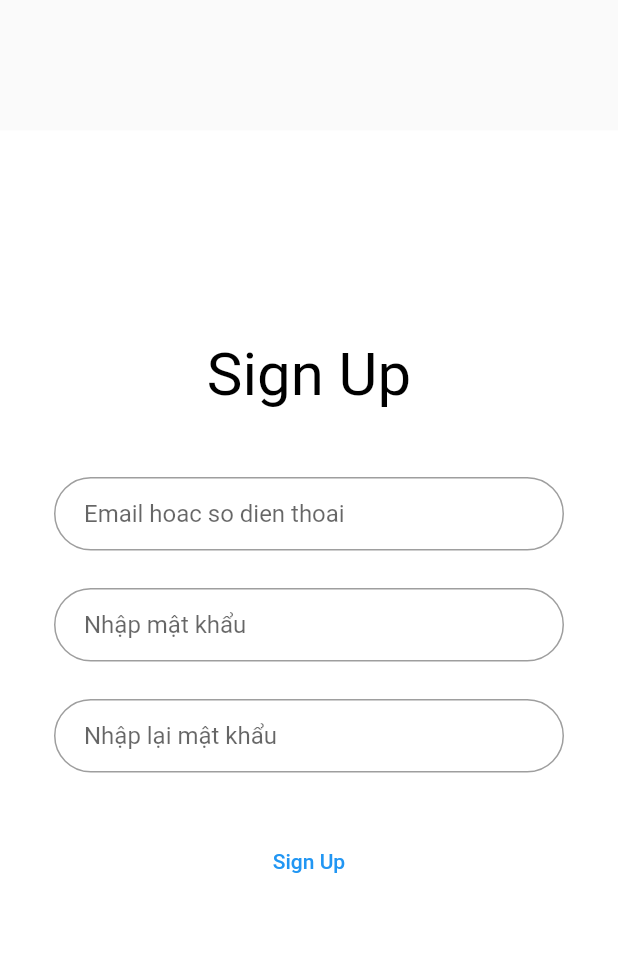
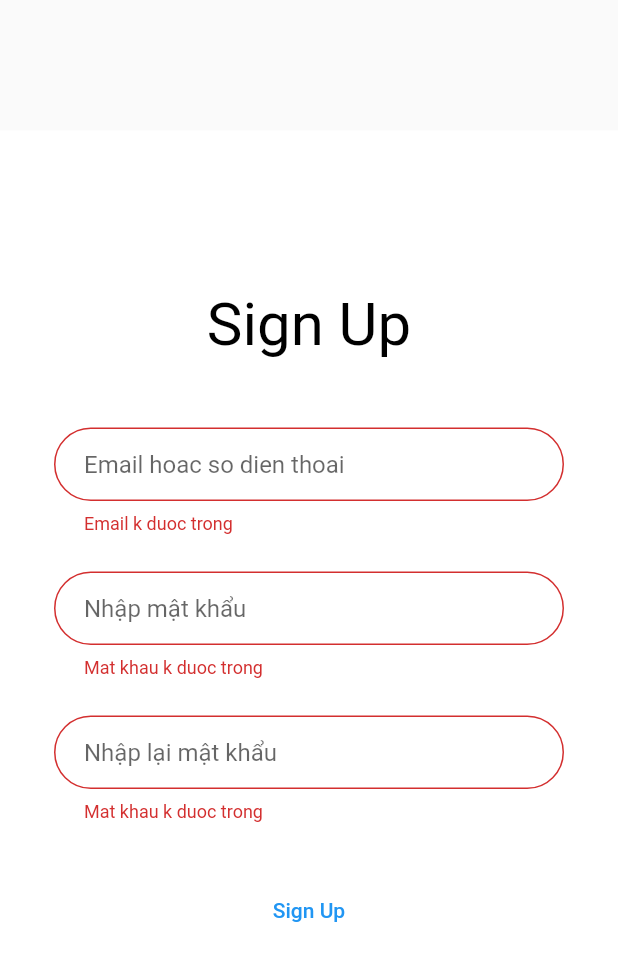
Before and after one commit to coihuyhg/BaiDauTien, a Flutter app: the screen it shows after launch, after a tap on "Sign Up", on a phone screen of 412 x 824 dp. Shown: the top 961 px of the screen. Run offline on Flutter 3.47's test engine with Material 2 defaults, Android fonts, the phone set to English and light mode, and no system bars.

Commit message:
5/5/2021, lam phan comment

```diff
--- a/lib/DangKy.dart
+++ b/lib/DangKy.dart
@@ -1,9 +1,27 @@
 import 'package:flutter/cupertino.dart';
 import 'package:flutter/material.dart';
 import 'package:flutter_app/DangNhap.dart';
+import 'package:flutter_app/RegisterResponse.dart';
+import 'package:http/http.dart' as http;
 
-class SignUp extends StatelessWidget {
+class SignUp extends StatefulWidget {
+  @override
+  _SignUpState createState() => _SignUpState();
+}
+
+class _SignUpState extends State<SignUp> {
   Widget build(BuildContext context) {
+    TextEditingController _userController = new TextEditingController();
+    TextEditingController _passController = new TextEditingController();
+    TextEditingController _rspassController = new TextEditingController();
+    var _userNameErr = "Email k duoc trong";
+    var _passErr = "Mat khau k duoc trong";
+    var _rspassErr = "Mat khau k duoc trong";
+    bool _userInvalid = true;
+    bool _passInvalid = true;
+    bool _rspassInvalid = true;
+    var url = Uri.parse('https://reqres.in/api/register');
+
     return Scaffold(
       body: Center(
         child: Container(
@@ -19,25 +37,31 @@ class SignUp extends StatelessWidget {
                 Text("Sign Up", style: TextStyle(fontSize: 40, color: Colors.black),),
                 SizedBox(height: 45.0,),
                 TextField(
+                  controller: _userController,
                   decoration: InputDecoration(
                       contentPadding: EdgeInsets.fromLTRB(20.0, 15.0, 20.0, 15.0),
                       hintText: "Email hoac so dien thoai",
+                      errorText: _userInvalid ? _userNameErr : null,
                       border: OutlineInputBorder(borderRadius: BorderRadius.circular(32.0))
                   ),
                 ),
                 SizedBox(height: 25.0,),
                 TextField(
+                  controller: _passController,
                   decoration: InputDecoration(
                       contentPadding: EdgeInsets.fromLTRB(20.0, 15.0, 20.0, 15.0),
                       hintText: "Nhập mật khẩu",
+                      errorText: _passInvalid ? _passErr : null,
                       border: OutlineInputBorder(borderRadius: BorderRadius.circular(32.0))
                   ),
                 ),
                 SizedBox(height: 25.0,),
                 TextField(
+                  controller: _rspassController,
                   decoration: InputDecoration(
                     contentPadding: EdgeInsets.fromLTRB(20.0, 15.0, 20.0, 15.0),
                     hintText: "Nhập lại mật khẩu",
+                    errorText: _rspassInvalid ? _rspassErr : null,
                     border: OutlineInputBorder(borderRadius: BorderRadius.circular(32.0))
                   ),
                 ),
@@ -45,10 +69,35 @@ class SignUp extends StatelessWidget {
                 Row(
                   mainAxisAlignment: MainAxisAlignment.center,
                   children: [
-                    FlatButton(
-                        textColor: Colors.blue,
-                        onPressed: () {
-                          Navigator.push(context, MaterialPageRoute(builder: (context) => Login()));
+                    TextButton(
+                        onPressed: () async {
+                          if (_userController.text.isEmpty) {
+                            setState(() {
+                              _userInvalid = true;
+                            });
+                          } else {
+                            setState(() {
+                              _userInvalid = false;
+                            });
+                            var respon = await http.post(url, body: {
+                              "email": _userController.text,
+                              "password": _passController.text
+                            });
+                            if (respon.statusCode == 200) {
+                              String token = registerResponseFromJson(respon.body)
+                                  .token;
+                              if (token != null && token.isNotEmpty) {
+                                Navigator.push(context, MaterialPageRoute(
+                                    builder: (context) => Login()));
+                              }
+                            }
+                            else if (respon.statusCode == 400) {
+                              final snackBar = SnackBar(
+                                  content: Text('Dang Nhap that bai !'));
+                              ScaffoldMessenger.of(context).showSnackBar(
+                                  snackBar);
+                            }
+                          }
                         },
                         child: Text("Sign Up")),
                   ],
--- a/lib/DangNhap.dart
+++ b/lib/DangNhap.dart
@@ -15,9 +15,9 @@ class _LoginState extends State<Login> {
     TextEditingController _userController = new TextEditingController();
     TextEditingController _passController = new TextEditingController();
     var _userNameErr = "Email k duoc trong";
-    var _passErr = "";
-    bool _userInvalid = false;
-    var _passInvalid = false;
+    var _passErr = "Mat khau k duoc trong";
+    bool _userInvalid = true;
+    bool _passInvalid = true;
     var url = Uri.parse('https://reqres.in/api/login');
 
     return Scaffold(
@@ -94,6 +94,7 @@ class _LoginState extends State<Login> {
                     FlatButton(
                         textColor: Colors.blue,
                         onPressed: () {
+
                           Navigator.push(context, MaterialPageRoute(builder: (context) => SignUp()));
                         },
                         child: Text("Sign Up")),
--- a/lib/LoginRespon.dart
+++ b/lib/LoginRespon.dart
@@ -1,7 +1,3 @@
-// To parse this JSON data, do
-//
-//     final loginRespon = loginResponFromJson(jsonString);
-
 import 'dart:convert';
 
 LoginRespon loginResponFromJson(String str) => LoginRespon.fromJson(json.decode(str));
--- a/lib/ManHinhBinhLuan.dart
+++ b/lib/ManHinhBinhLuan.dart
@@ -1,4 +1,5 @@
 import 'package:flutter/material.dart';
+import 'package:flutter_app/TrangChu.dart';
 
 class Comment extends StatefulWidget {
   @override
@@ -35,7 +36,9 @@ class _CommentState extends State<Comment> {
                           child: Column(
                             crossAxisAlignment: CrossAxisAlignment.end,
                             children: [
-                              Text("X")
+                              TextButton(onPressed: () {
+                                Navigator.push(context, MaterialPageRoute(builder: (context) => HomePage()));
+                                }, child: Text("X"))
                             ],
                           ),
                         )
```
Also changed, not shown: lib/RegisterResponse.dart (added, +25 -0 lines).
